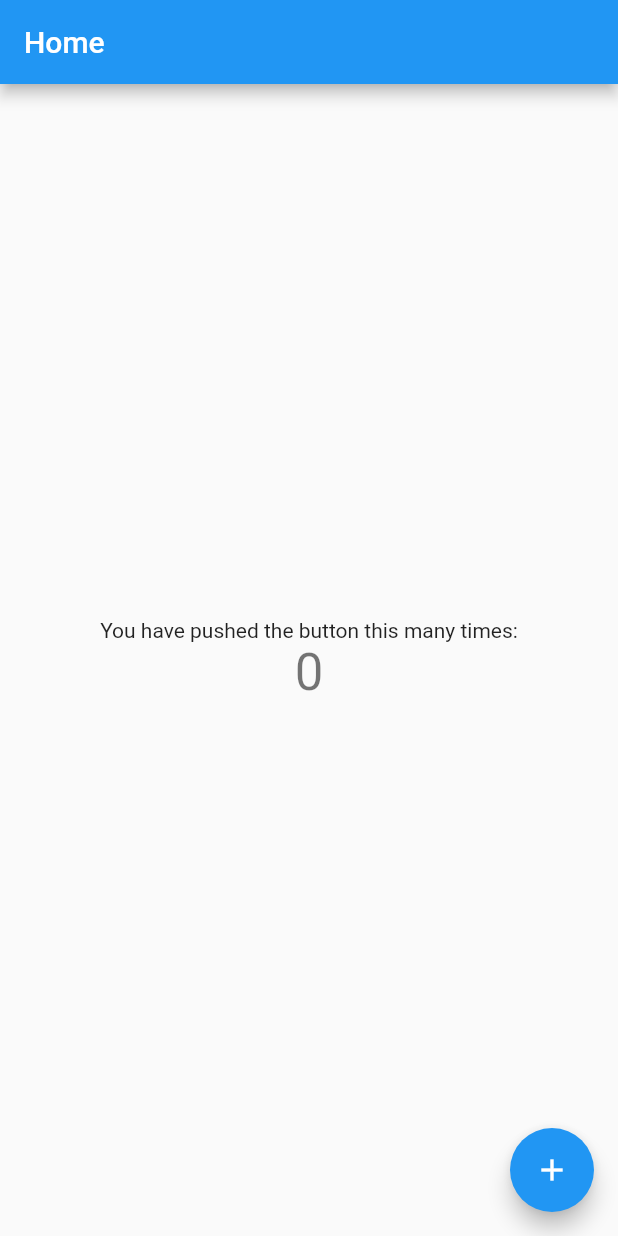
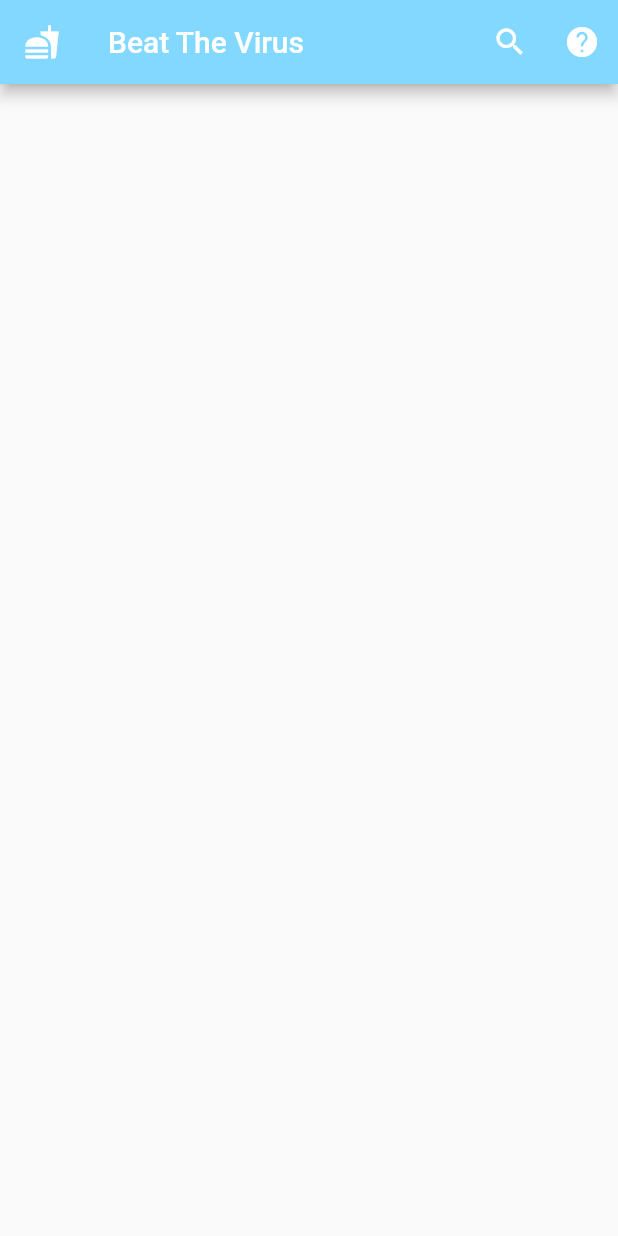
Before and after one commit to BeatTheVirusStartup/Beat-The-Virus-App, a Flutter app: the screen it shows after launch, on a phone screen of 412 x 824 dp. Run offline on Flutter 3.47's test engine with Material 2 defaults, Android fonts, the phone set to English and light mode, and no system bars.

Commit message:
AppBar Created

```diff
--- a/lib/main.dart
+++ b/lib/main.dart
@@ -1,117 +1,47 @@
 import 'package:flutter/material.dart';
 
 void main() {
-  runApp(MyApp());
+  runApp(BeatTheVirus()); //Appbar Created
 }
 
-class MyApp extends StatelessWidget {
-  // This widget is the root of your application.
+class BeatTheVirus extends StatelessWidget {
   @override
   Widget build(BuildContext context) {
     return MaterialApp(
-      title: 'Beat The Virus',
-      theme: ThemeData(
-        // This is the theme of your application.
-        //
-        // Try running your application with "flutter run". You'll see the
-        // application has a blue toolbar. Then, without quitting the app, try
-        // changing the primarySwatch below to Colors.green and then invoke
-        // "hot reload" (press "r" in the console where you ran "flutter run",
-        // or simply save your changes to "hot reload" in a Flutter IDE).
-        // Notice that the counter didn't reset back to zero; the application
-        // is not restarted.
-        primarySwatch: Colors.blue,
-        // This makes the visual density adapt to the platform that you run
-        // the app on. For desktop platforms, the controls will be smaller and
-        // closer together (more dense) than on mobile platforms.
-        visualDensity: VisualDensity.adaptivePlatformDensity,
-      ),
-      home: MyHomePage(title: 'Home'),
+        debugShowCheckedModeBanner: false,
+        home: Scaffold(
+            drawer: Drawer(
+              child: ListView(
+                children: <Widget>[
+                  DrawerHeader(),
+                  ListTile(),
+                  ListTile(),
+                ],
+              ),
+            ),
+            appBar: AppBar(
+                title: Text("Beat The Virus"),
+                backgroundColor: Color(0xFF82D8FF),
+                //backgroundColor: Colors.lightBlueAccent,
+                actionsIconTheme: IconThemeData(color: Colors.white),
+                actions: <Widget>[
+                  IconButton(
+                    icon: Icon(Icons.search),
+                    onPressed: () => debugPrint("search pressed"),
+                  ),
+                  IconButton(
+                    icon: Icon(Icons.help),
+                    onPressed: () => debugPrint("help pressed"),
+                  ),
+                ],
+                leading: Builder(builder: (context) {
+                  return IconButton(
+                    icon: Icon(Icons.fastfood),
+                    onPressed: () => Scaffold.of(context).openDrawer(),
+                  );
+                })
+            )
+        )
     );
   }
 }
-
-class MyHomePage extends StatefulWidget {
-  MyHomePage({Key key, this.title}) : super(key: key);
-
-  // This widget is the home page of your application. It is stateful, meaning
-  // that it has a State object (defined below) that contains fields that affect
-  // how it looks.
-
-  // This class is the configuration for the state. It holds the values (in this
-  // case the title) provided by the parent (in this case the App widget) and
-  // used by the build method of the State. Fields in a Widget subclass are
-  // always marked "final".
-
-  final String title;
-
-  @override
-  _MyHomePageState createState() => _MyHomePageState();
-}
-
-class _MyHomePageState extends State<MyHomePage> {
-  int _counter = 0;
-
-  void _incrementCounter() {
-    setState(() {
-      // This call to setState tells the Flutter framework that something has
-      // changed in this State, which causes it to rerun the build method below
-      // so that the display can reflect the updated values. If we changed
-      // _counter without calling setState(), then the build method would not be
-      // called again, and so nothing would appear to happen.
-      _counter++;
-    });
-  }
-
-  @override
-  Widget build(BuildContext context) {
-    // This method is rerun every time setState is called, for instance as done
-    // by the _incrementCounter method above.
-    //
-    // The Flutter framework has been optimized to make rerunning build methods
-    // fast, so that you can just rebuild anything that needs updating rather
-    // than having to individually change instances of widgets.
-    return Scaffold(
-      appBar: AppBar(
-        // Here we take the value from the MyHomePage object that was created by
-        // the App.build method, and use it to set our appbar title.
-        title: Text(widget.title),
-      ),
-      body: Center(
-        // Center is a layout widget. It takes a single child and positions it
-        // in the middle of the parent.
-        child: Column(
-          // Column is also a layout widget. It takes a list of children and
-          // arranges them vertically. By default, it sizes itself to fit its
-          // children horizontally, and tries to be as tall as its parent.
-          //
-          // Invoke "debug painting" (press "p" in the console, choose the
-          // "Toggle Debug Paint" action from the Flutter Inspector in Android
-          // Studio, or the "Toggle Debug Paint" command in Visual Studio Code)
-          // to see the wireframe for each widget.
-          //
-          // Column has various properties to control how it sizes itself and
-          // how it positions its children. Here we use mainAxisAlignment to
-          // center the children vertically; the main axis here is the vertical
-          // axis because Columns are vertical (the cross axis would be
-          // horizontal).
-          mainAxisAlignment: MainAxisAlignment.center,
-          children: <Widget>[
-            Text(
-              'You have pushed the button this many times:',
-            ),
-            Text(
-              '$_counter',
-              style: Theme.of(context).textTheme.headline4,
-            ),
-          ],
-        ),
-      ),
-      floatingActionButton: FloatingActionButton(
-        onPressed: _incrementCounter,
-        tooltip: 'Increment',
-        child: Icon(Icons.add),
-      ), // This trailing comma makes auto-formatting nicer for build methods.
-    );
-  }
-}
```
Also changed, not shown: pubspec.lock, 3 other files.
